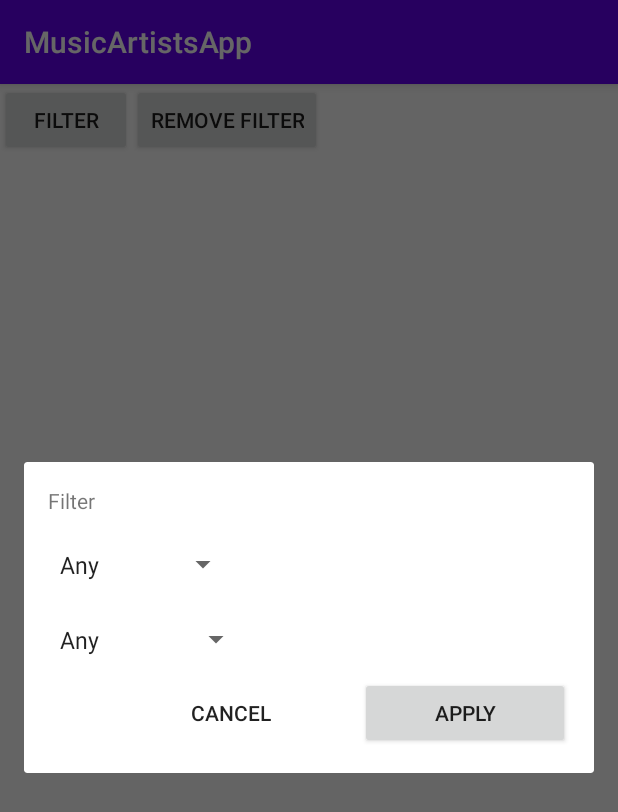
After one commit to eTimokhov/MusicArtistsApp, an Android app: the fragment FilterFragment placed in its activity, on a phone screen of 412 x 824 dp. The commit adds this screen. Shown: the top 812 px of the screen. Run offline under Robolectric (Android 15) with nearby library versions, the phone set to English and light mode, and no system bars; our stand-ins replace Firebase (no records; nobody signed in at launch, a user with empty details on screens opened directly).

Commit message:
artist filter

```diff
--- a/app/build.gradle
+++ b/app/build.gradle
@@ -37,6 +37,8 @@ dependencies {
 
     implementation 'androidx.appcompat:appcompat:1.1.0'
     implementation 'androidx.constraintlayout:constraintlayout:1.1.3'
+    implementation 'androidx.legacy:legacy-support-v4:1.0.0'
+    implementation 'androidx.lifecycle:lifecycle-extensions:2.2.0'
     testImplementation 'junit:junit:4.12'
     androidTestImplementation 'androidx.test.ext:junit:1.1.1'
     androidTestImplementation 'androidx.test.espresso:espresso-core:3.2.0'
--- a/app/src/main/java/com/example/musicartistsapp/ArtistModel.java
+++ b/app/src/main/java/com/example/musicartistsapp/ArtistModel.java
@@ -3,6 +3,9 @@ package com.example.musicartistsapp;
 import java.util.List;
 
 public class ArtistModel {
+    public static final String COUNTRY = "country";
+    public static final String GENRES = "genres";
+
     private String name;
     private String description;
     private String country;
--- /dev/null
+++ b/app/src/main/java/com/example/musicartistsapp/FilterFragment.java
@@ -0,0 +1,106 @@
+package com.example.musicartistsapp;
+
+import android.content.Context;
+import android.widget.ArrayAdapter;
+import android.widget.Spinner;
+import androidx.fragment.app.DialogFragment;
+import android.os.Bundle;
+import androidx.annotation.NonNull;
+import androidx.annotation.Nullable;
+import android.view.LayoutInflater;
+import android.view.View;
+import android.view.ViewGroup;
+import com.example.musicartistsapp.databinding.FilterFragmentBinding;
+
+public class FilterFragment extends DialogFragment implements View.OnClickListener {
+
+    interface FilterListener {
+
+        void onFilter(FilterModel filter);
+    }
+    private FilterFragmentBinding filterFragmentBinding;
+
+    private FilterListener filterListener;
+    @Nullable
+    @Override
+    public View onCreateView(@NonNull LayoutInflater inflater, @Nullable ViewGroup container, @Nullable Bundle savedInstanceState) {
+        filterFragmentBinding = FilterFragmentBinding.inflate(inflater, container, false);
+
+        filterFragmentBinding.buttonSearch.setOnClickListener(this);
+        filterFragmentBinding.buttonCancel.setOnClickListener(this);
+
+        return filterFragmentBinding.getRoot();
+    }
+
+    @Override
+    public void onDestroyView() {
+        super.onDestroyView();
+        filterFragmentBinding = null;
+    }
+
+    @Override
+    public void onAttach(Context context) {
+        super.onAttach(context);
+
+        if (context instanceof FilterListener) {
+            filterListener = (FilterListener) context;
+        }
+    }
+
+    @Override
+    public void onResume() {
+        super.onResume();
+        //why this code exists?
+        getDialog().getWindow().setLayout(
+                ViewGroup.LayoutParams.MATCH_PARENT,
+                ViewGroup.LayoutParams.WRAP_CONTENT);
+    }
+
+    public void onSearchClicked() {
+        if (filterListener != null) {
+            filterListener.onFilter(createFilter());
+        }
+        dismiss();
+    }
+
+    private String retrieveSelectedCountry() {
+        String selectedCountry = (String) filterFragmentBinding.spinnerCountry.getSelectedItem();
+        return getString(R.string.any).equals(selectedCountry) ? null : selectedCountry;
+    }
+
+    private String retrieveSelectedGenre() {
+        String selectedGenre = (String) filterFragmentBinding.sprinnerGenre.getSelectedItem();
+        return getString(R.string.any).equals(selectedGenre) ? null : selectedGenre;
+    }
+
+    private FilterModel createFilter() {
+        FilterModel filter = new FilterModel();
+        filter.setCountry(retrieveSelectedCountry());
+        filter.setGenre(retrieveSelectedGenre());
+        return filter;
+    }
+
+    public void onCancelClicked() {
+        dismiss();
+    }
+
+    public void setDefaultSelection() {
+        if (filterFragmentBinding != null) {
+            filterFragmentBinding.spinnerCountry.setSelection(0);
+            filterFragmentBinding.sprinnerGenre.setSelection(0);
+        }
+    }
+
+
+    @Override
+    public void onClick(View v) {
+        switch (v.getId()) {
+            case R.id.button_search:
+                onSearchClicked();
+                break;
+            case R.id.button_cancel:
+                onCancelClicked();
+                break;
+        }
+    }
+}
--- a/app/src/main/res/layout/activity_main.xml
+++ b/app/src/main/res/layout/activity_main.xml
@@ -6,10 +6,36 @@
         android:layout_width="match_parent"
         android:layout_height="match_parent">
 
+    <FrameLayout
+            android:id="@+id/frame_layout"
+            android:layout_width="match_parent"
+            android:layout_height="wrap_content">
+
+        <LinearLayout
+                android:layout_width="match_parent"
+                android:layout_height="match_parent"
+                android:orientation="horizontal">
+
+            <Button
+                    android:id="@+id/button_filter"
+                    android:layout_width="wrap_content"
+                    android:layout_height="wrap_content"
+                    android:text="@string/filter" />
+
+            <Button
+                    android:id="@+id/button_remove_filter"
+                    android:layout_width="wrap_content"
+                    android:layout_height="wrap_content"
+                    android:text="Remove filter" />
+        </LinearLayout>
+
+    </FrameLayout>
+
     <androidx.recyclerview.widget.RecyclerView
             android:id="@+id/artists_recycler"
             android:layout_width="match_parent"
             android:layout_height="wrap_content"
+            android:layout_below="@id/frame_layout"
             tools:listitem="@layout/artist_item" />
 
 </RelativeLayout>
--- /dev/null
+++ b/app/src/main/res/layout/filter_fragment.xml
@@ -0,0 +1,77 @@
+<?xml version="1.0" encoding="utf-8"?>
+<LinearLayout xmlns:android="http://schemas.android.com/apk/res/android"
+        xmlns:app="http://schemas.android.com/apk/res-auto"
+        android:id="@+id/filter_fragment"
+        android:layout_width="match_parent"
+        android:layout_height="wrap_content"
+        android:orientation="vertical"
+        android:padding="16dp">
+
+    <TextView
+            android:layout_width="wrap_content"
+            android:layout_height="wrap_content"
+            android:layout_marginBottom="8dp"
+            android:text="@string/filter" />
+
+    <RelativeLayout
+            android:layout_width="match_parent"
+            android:layout_height="wrap_content">
+
+        <Spinner
+                android:id="@+id/spinner_country"
+                android:layout_height="50dp"
+                android:layout_alignParentTop="true"
+                android:layout_marginTop="0dp"
+                android:layout_width="wrap_content"
+                android:entries="@array/countries"
+        />
+
+
+    </RelativeLayout>
+
+    <!-- Sort by -->
+    <RelativeLayout
+            android:layout_width="match_parent"
+            android:layout_height="wrap_content">
+
+        <Spinner
+                android:id="@+id/sprinner_genre"
+                android:layout_height="50dp"
+                android:layout_centerVertical="true"
+                android:layout_width="wrap_content"
+                android:entries="@array/genres"
+        />
+
+    </RelativeLayout>
+
+    <!-- Cancel and apply buttons -->
+    <LinearLayout
+            android:layout_width="match_parent"
+            android:layout_height="wrap_content"
+            android:orientation="horizontal">
+
+        <View
+                android:layout_width="0dp"
+                android:layout_height="0dp"
+                android:layout_weight="1" />
+
+        <Button
+                android:id="@+id/button_cancel"
+                style="@style/Base.Widget.AppCompat.Button.Borderless"
+                android:layout_width="wrap_content"
+                android:layout_height="wrap_content"
+                android:layout_weight="1"
+                android:layout_marginEnd="16dp"
+                android:text="@string/cancel"/>
+
+
+        <Button
+                android:id="@+id/button_search"
+                android:layout_width="wrap_content"
+                android:layout_height="wrap_content"
+                android:layout_weight="1"
+                android:text="@string/apply"/>
+
+    </LinearLayout>
+
+</LinearLayout>
--- a/app/src/main/res/values/strings.xml
+++ b/app/src/main/res/values/strings.xml
@@ -1,4 +1,22 @@
 <resources>
     <string name="app_name">MusicArtistsApp</string>
     <string name="default_description">This is default artist.</string>
+    <string name="cancel">Cancel</string>
+    <string name="apply">Apply</string>
+    <string name="filter">Filter</string>
+    <string name="any">Any</string>
+
+    <string-array name="countries">
+        <item>@string/any</item>
+        <item>USA</item>
+        <item>Australia</item>
+        <item>England</item>
+    </string-array>
+
+    <string-array name="genres">
+        <item>@string/any</item>
+        <item>Electronic</item>
+        <item>Hip-hop</item>
+        <item>Pop</item>
+    </string-array>
 </resources>
```
Also changed, not shown: app/src/main/java/com/example/musicartistsapp/FilterModel.java (added, +22 -0 lines), app/src/main/java/com/example/musicartistsapp/FilterViewModel.java (added, +7 -0 lines), app/src/main/java/com/example/musicartistsapp/MainActivity.java (+49 -1 lines).
